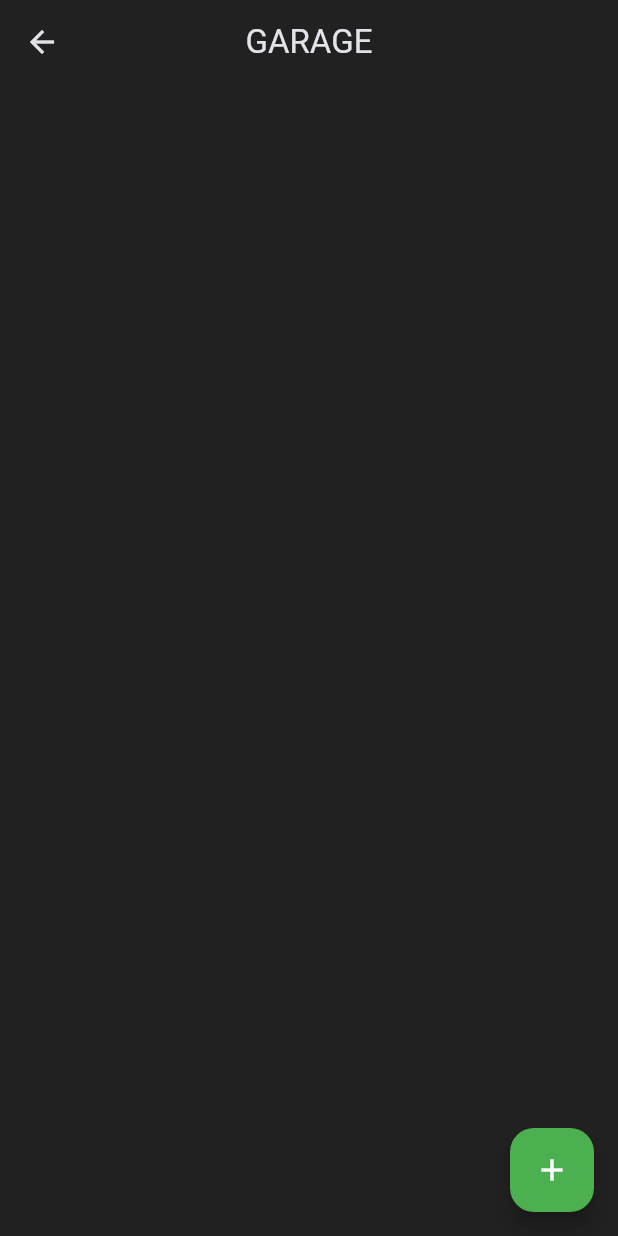
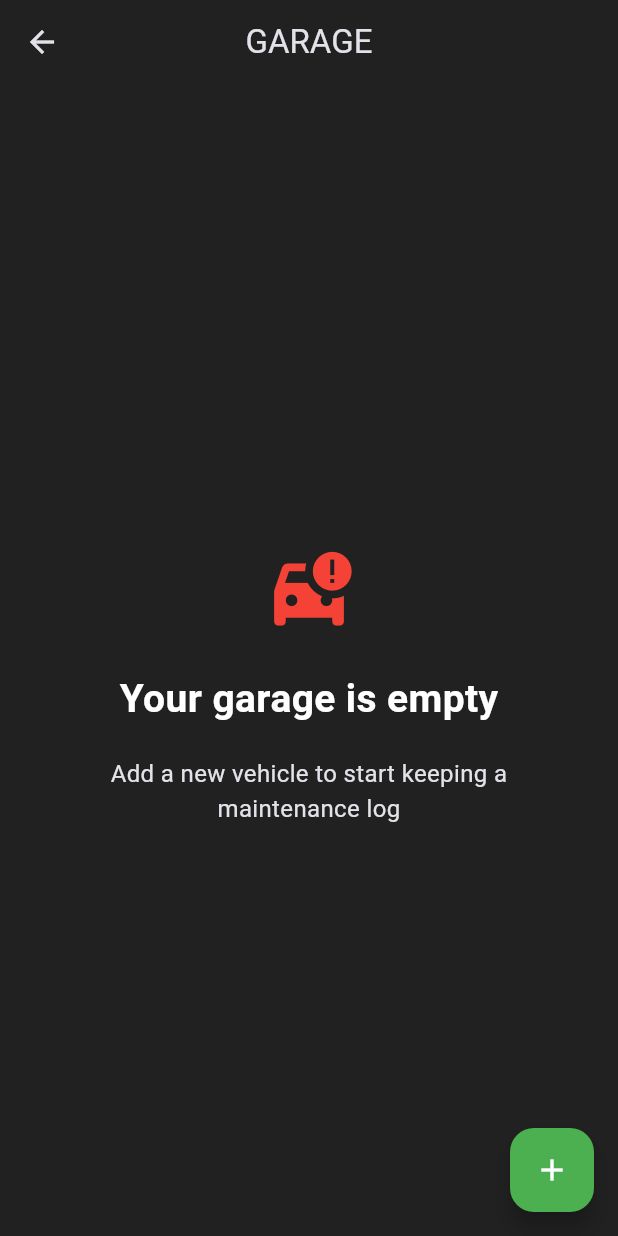
Before and after one commit to D0M1N1Kx/Vehicle-Cost-Tracker, a Flutter app: the screen it shows after launch, after a tap on "Garage", on a phone screen of 412 x 824 dp. Run offline on Flutter 3.47's test engine with Material 3 defaults, Android fonts, the phone set to English and light mode, and no system bars.

Commit message:
added vehicle repository service and garage page

```diff
--- a/lib/config.dart
+++ b/lib/config.dart
@@ -1 +1 @@
-String app_title = 'VEHICLE COST TRACKER';
+const String appTitle = 'VEHICLE COST TRACKER';
--- a/lib/pages/garage_page.dart
+++ b/lib/pages/garage_page.dart
@@ -1,10 +1,17 @@
 import 'package:flutter/material.dart';
+import 'package:vehicle_cost_tracker_app/services/vehicle_repository.dart';
+import 'package:vehicle_cost_tracker_app/widgets/empty_garage.dart';
+import 'package:vehicle_cost_tracker_app/widgets/vehicle_list.dart';
 
 class GaragePage extends StatelessWidget {
-  const GaragePage({super.key});
+  GaragePage({super.key});
+
+  final VehicleRepository vehicleManager = VehicleRepository();
 
   @override
   Widget build(BuildContext context) {
+    final bool isGarageEmpty = vehicleManager.isEmpty();
+
     return Scaffold(
       appBar: AppBar(centerTitle: true, title: Text('GARAGE')),
       floatingActionButton: FloatingActionButton(
@@ -15,9 +22,11 @@ class GaragePage extends StatelessWidget {
       body: Padding(
         padding: EdgeInsets.only(left: 16, right: 16, top: 36),
         child: Column(
-          mainAxisAlignment: MainAxisAlignment.start,
+          mainAxisAlignment: isGarageEmpty
+              ? MainAxisAlignment.center
+              : MainAxisAlignment.start,
           crossAxisAlignment: CrossAxisAlignment.center,
-          children: [],
+          children: [isGarageEmpty ? EmptyGarage() : VehicleList()],
         ),
       ),
     );
--- a/lib/pages/main_page.dart
+++ b/lib/pages/main_page.dart
@@ -9,7 +9,7 @@ class MainPage extends StatelessWidget {
   @override
   Widget build(BuildContext context) {
     return Scaffold(
-      appBar: AppBar(centerTitle: true, title: Text(app_title)),
+      appBar: AppBar(centerTitle: true, title: Text(appTitle)),
       body: Padding(
         padding: EdgeInsets.only(left: 16, right: 16, top: 36),
         child: Column(
--- /dev/null
+++ b/lib/services/vehicle_repository.dart
@@ -0,0 +1,25 @@
+import 'package:vehicle_cost_tracker_app/models/vehicle.dart';
+
+class VehicleRepository {
+  final List<Vehicle> _vehicles = [];
+
+  void addVehicle(Vehicle vehicle) {
+    _vehicles.add(vehicle);
+  }
+
+  void deleteVehicle(String id) {
+    _vehicles.removeWhere((item) => item.id == id);
+  }
+
+  bool isEmpty() {
+    if (_vehicles.isEmpty) {
+      return true;
+    } else {
+      return false;
+    }
+  }
+
+  List<Vehicle> getVehicles() {
+    return _vehicles;
+  }
+}
--- /dev/null
+++ b/lib/widgets/empty_garage.dart
@@ -0,0 +1,36 @@
+import 'package:flutter/material.dart';
+
+class EmptyGarage extends StatelessWidget {
+  const EmptyGarage({super.key});
+
+  @override
+  Widget build(BuildContext context) {
+    return Center(
+      child: Padding(
+        padding: const EdgeInsets.all(16.0),
+        child: Column(
+          mainAxisAlignment: MainAxisAlignment.center,
+          crossAxisAlignment: CrossAxisAlignment.center,
+          children: [
+            Icon(Icons.car_crash, size: 62, color: Colors.red),
+            SizedBox(height: 20),
+            Text(
+              'Your garage is empty',
+              style: TextStyle(
+                fontWeight: FontWeight.bold,
+                fontSize: 26,
+                color: Colors.white,
+              ),
+            ),
+            SizedBox(height: 20),
+            Text(
+              'Add a new vehicle to start keeping a maintenance log',
+              style: TextStyle(fontSize: 16),
+              textAlign: TextAlign.center,
+            ),
+          ],
+        ),
+      ),
+    );
+  }
+}
--- /dev/null
+++ b/lib/widgets/vehicle_list.dart
@@ -0,0 +1,10 @@
+import 'package:flutter/material.dart';
+
+class VehicleList extends StatelessWidget {
+  const VehicleList({super.key});
+
+  @override
+  Widget build(BuildContext context) {
+    return Center(child: Text('Not empty'));
+  }
+}
```
